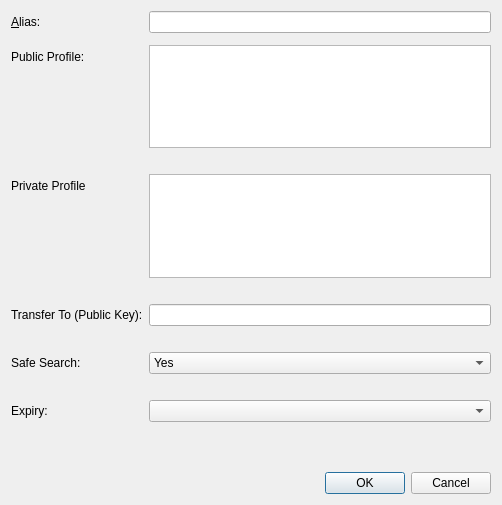
Before: the Qt Designer form src/qt/forms/editaliasdialog.ui in sschepis/syscoin2, drawn with Qt 5.
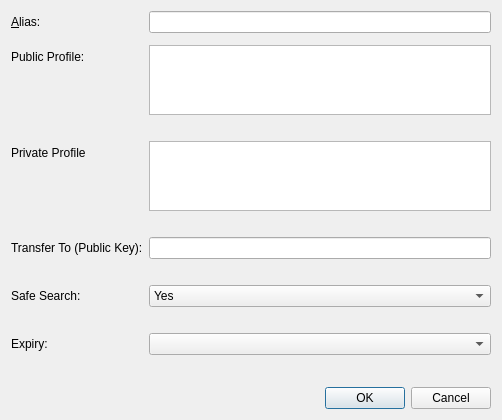
After: the same form once the commit is applied. Custom widgets are drawn as their Qt base class.

What changed in the file:
```diff
--- a/src/qt/forms/editaliasdialog.ui
+++ b/src/qt/forms/editaliasdialog.ui
@@ -7,7 +7,7 @@
     <x>0</x>
     <y>0</y>
     <width>502</width>
-    <height>505</height>
+    <height>408</height>
    </rect>
   </property>
   <property name="windowTitle">
@@ -51,7 +51,7 @@
        <property name="maximumSize">
         <size>
          <width>16777215</width>
-         <height>125</height>
+         <height>75</height>
         </size>
        </property>
       </widget>
@@ -80,7 +80,7 @@
          <property name="maximumSize">
           <size>
            <width>16777215</width>
-           <height>125</height>
+           <height>75</height>
           </size>
          </property>
         </widget>
```
